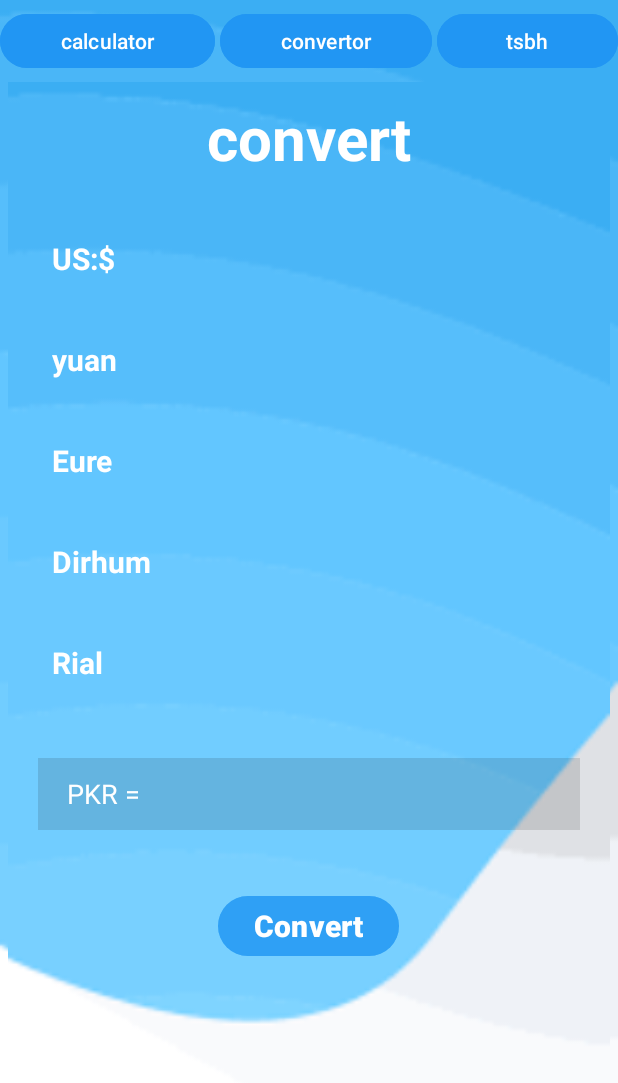
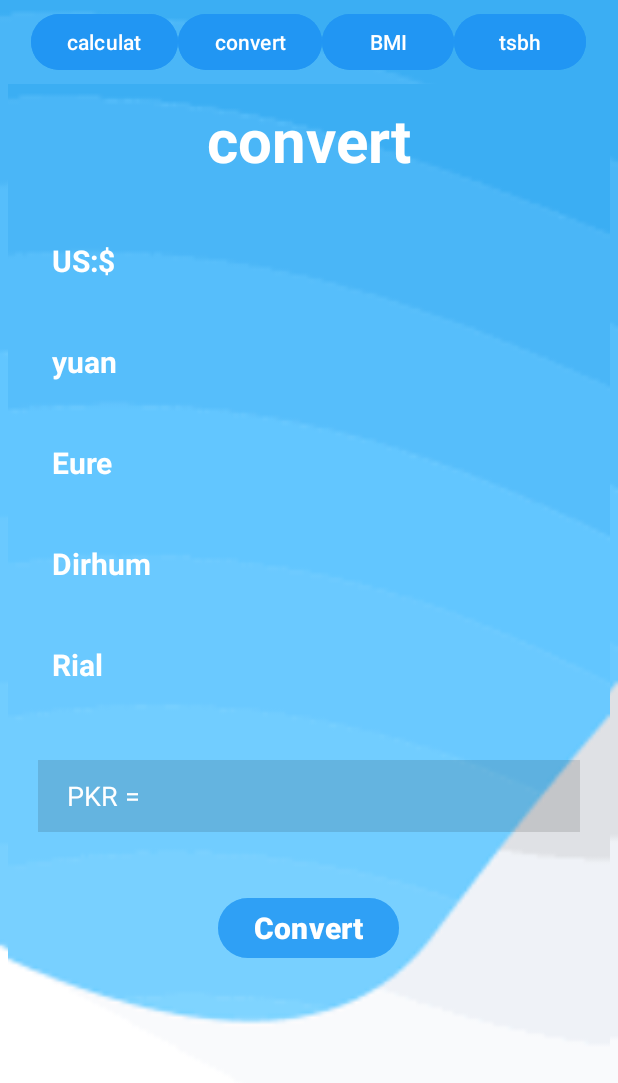
Before and after one commit to w15147m/All_In_one, an Android app: the CCTView screen opened directly, with no data from a screen before it, on a phone screen of 412 x 824 dp. Shown: the top 1083 px of the screen. Run offline under Robolectric (Android 15) with nearby library versions, the phone set to English and light mode, and no system bars.

Commit message:
add new fragment BMI calculatar

```diff
--- a/app/src/main/java/com/example/all_in_one/C_C_T_view/CCTView.java
+++ b/app/src/main/java/com/example/all_in_one/C_C_T_view/CCTView.java
@@ -14,7 +14,8 @@ import com.example.all_in_one.R;
 import com.example.all_in_one.V_A_player.video;
 
 public class CCTView extends AppCompatActivity {
-     Button btn1 , btn2 , btn3;
+    Button btn1, btn2, btn3, bmi;
+
     @Override
     protected void onCreate(Bundle savedInstanceState) {
         super.onCreate(savedInstanceState);
@@ -22,7 +23,8 @@ public class CCTView extends AppCompatActivity {
         btn1 = findViewById(R.id.btn1);
         btn2 = findViewById(R.id.btn2);
         btn3 = findViewById(R.id.btn3);
-        load(new convertor() ,1);
+        bmi = findViewById(R.id.bmi);
+        load(new convertor(), 1);
 
         btn1.setOnClickListener(new View.OnClickListener() {
             @Override
@@ -34,10 +36,18 @@ public class CCTView extends AppCompatActivity {
 //                agt.commit();
 ////                Toast.makeText(CCTView.this, "ali mola 1", Toast.LENGTH_SHORT).show();
 //
-                load(new calculator() ,1);
+                load(new calculator(), 1);
             }
         });
-
+        bmi.setOnClickListener(new View.OnClickListener() {
+            @Override
+            public void onClick(View view) {
+                FragmentManager bmi = getSupportFragmentManager();
+                FragmentTransaction ft = bmi.beginTransaction();
+                ft.add(R.id.s_R_L_contaner, new BMI());
+                ft.commit();
+            }
+        });
 
 
         btn2.setOnClickListener(new View.OnClickListener() {
@@ -51,11 +61,9 @@ public class CCTView extends AppCompatActivity {
 
 //                Toast.makeText(CCTView.this, "ali mola 2", Toast.LENGTH_SHORT).show();
 
-        load(new convertor(),1);
+                load(new convertor(), 1);
             }
         });
-
-
 
 
         btn3.setOnClickListener(new View.OnClickListener() {
@@ -73,24 +81,21 @@ public class CCTView extends AppCompatActivity {
     }
 
 
-    public void load(Fragment fragment , int num){
+    public void load(Fragment fragment, int num) {
         FragmentManager fgm = getSupportFragmentManager();
         FragmentTransaction agt = fgm.beginTransaction();
 
-        if(num==0){
-            agt.add(R.id.s_R_L_contaner,fragment);
-        }else {
+        if (num == 0) {
+            agt.add(R.id.s_R_L_contaner, fragment);
+        } else {
 
-            agt.replace(R.id.s_R_L_contaner,fragment);
+            agt.replace(R.id.s_R_L_contaner, fragment);
 
 
         }
 
 
-
-
         agt.commit();
-
 
 
     }
--- a/app/src/main/java/com/example/all_in_one/fooddata/getdata.java
+++ b/app/src/main/java/com/example/all_in_one/fooddata/getdata.java
@@ -10,7 +10,8 @@ import com.example.all_in_one.R;
 
 public class getdata extends AppCompatActivity {
 
-     TextView t1,t2,t3;
+    TextView t1, t2, t3;
+
     @Override
     protected void onCreate(Bundle savedInstanceState) {
         super.onCreate(savedInstanceState);
--- /dev/null
+++ b/app/src/main/res/drawable/round_bg.xml
@@ -0,0 +1,5 @@
+<?xml version="1.0" encoding="utf-8"?>
+<shape xmlns:android="http://schemas.android.com/apk/res/android">
+    <solid android:color="#CBFFFFFF"/>
+    <corners android:radius="15dp"/>
+</shape>
--- a/app/src/main/res/layout/activity_cctview.xml
+++ b/app/src/main/res/layout/activity_cctview.xml
@@ -4,6 +4,7 @@
     xmlns:tools="http://schemas.android.com/tools"
     android:layout_width="match_parent"
     android:orientation="vertical"
+
     android:background="@drawable/imagesback"
     android:layout_height="match_parent"
     tools:context=".R_S_L.S_R_L_View">
@@ -12,41 +13,51 @@
     <LinearLayout
         android:layout_width="match_parent"
         android:layout_height="wrap_content"
-        android:layout_weight="1"
+        android:gravity="center"
         android:layout_marginTop="5dp"
         >
 
         <Button
             android:id="@+id/btn1"
             android:layout_width="wrap_content"
-            android:layout_height="wrap_content"
-            android:layout_weight="1"
+            android:layout_height="45dp"
+
             android:backgroundTint="#E82196F3"
-            android:text="calculator"
+            android:text="calculat"
 
 
-            tools:ignore="TouchTargetSizeCheck"></Button>
+            tools:ignore="TouchTargetSizeCheck"/>
+
+
         <Button
             android:id="@+id/btn2"
             android:layout_width="wrap_content"
-            android:layout_height="wrap_content"
-            android:layout_weight="1"
+            android:layout_height="45dp"
+
             android:backgroundTint="#E82196F3"
-            android:layout_marginHorizontal="3dp"
 
-            android:text="convertor"
-            tools:ignore="TouchTargetSizeCheck"></Button>
+
+            android:text="convert"
+            tools:ignore="TouchTargetSizeCheck" />
+        <Button
+            android:id="@+id/bmi"
+            android:layout_width="wrap_content"
+            android:layout_height="45dp"
+            android:backgroundTint="#E82196F3"
+
+
+            android:text="BMI"
+            tools:ignore="TouchTargetSizeCheck" />
         <Button
             android:id="@+id/btn3"
             android:layout_width="wrap_content"
-            android:layout_height="wrap_content"
-            android:layout_weight="1"
+            android:layout_height="45dp"
+
             android:backgroundTint="#E82196F3"
 
             android:text="tsbh"
-            tools:ignore="TouchTargetSizeCheck">
+            tools:ignore="TouchTargetSizeCheck"/>
 
-        </Button>
 
     </LinearLayout>
 
```
Also changed, not shown: app/src/main/java/com/example/all_in_one/C_C_T_view/BMI.java (added, +91 -0 lines), app/src/main/java/com/example/all_in_one/fooddata/datapass.java (+7 -20 lines), app/src/main/java/com/example/all_in_one/fooddata/fdata.java (+11 -19 lines), app/src/main/res/drawable/round_border.xml (added, +8 -0 lines), app/src/main/res/layout/fragment_b_m_i.xml (added, +88 -0 lines), app/src/main/res/drawable/bmiicon.png (added). Lines whose indentation alone changed are shown as unchanged.
